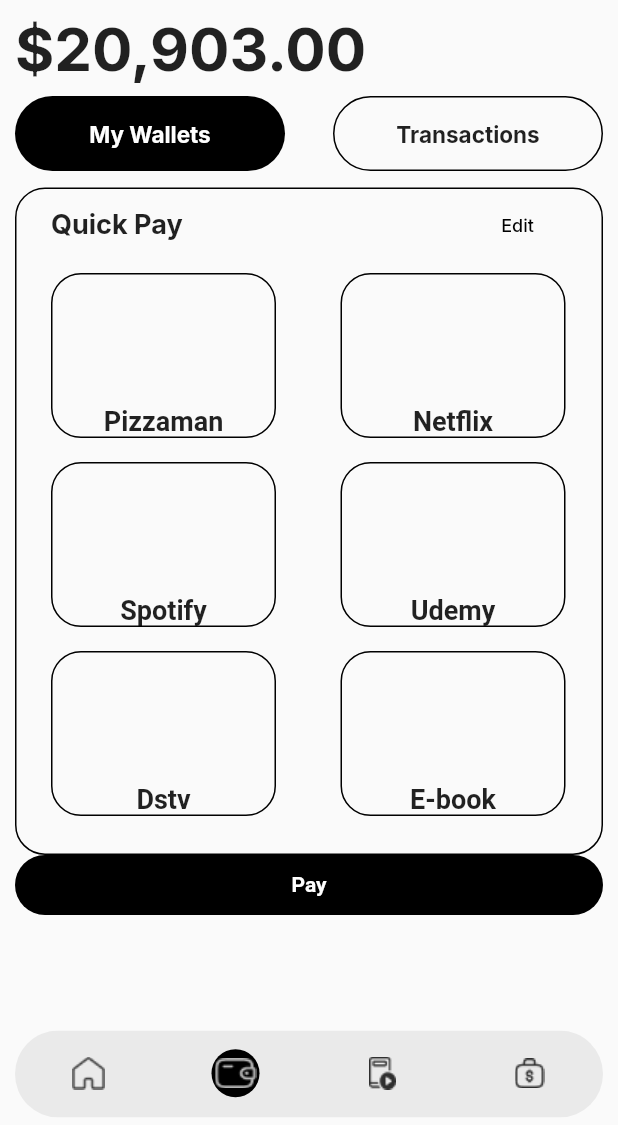
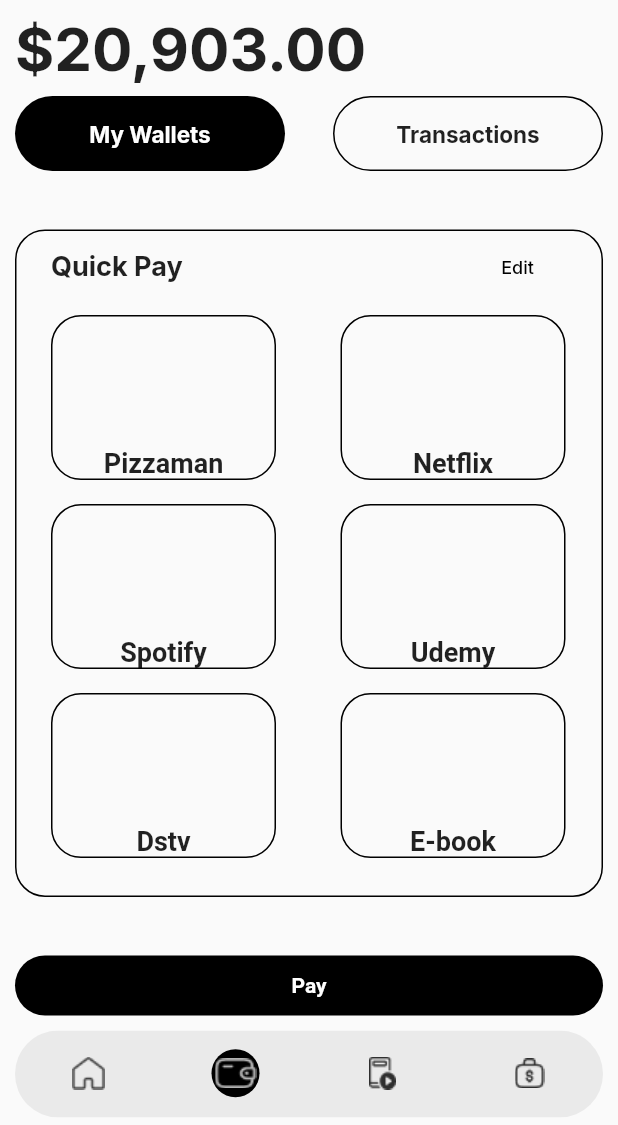
Before and after one commit to officiallykbk/StudentPay, a Flutter app: the screen it shows after launch, item 2 of the bottom bar chosen, on a phone screen of 412 x 824 dp, the part 111-1236 px from its top. Run offline on Flutter 3.47's test engine with Material 2 defaults, Android fonts, the phone set to English and light mode, and no system bars; our stand-ins replace flutter_svg, google_fonts.

Commit message:
fixed responsiveness

```diff
--- a/lib/screens/studentsPay_screen.dart
+++ b/lib/screens/studentsPay_screen.dart
@@ -125,9 +125,7 @@
                   ],
                 ),
               ),
-              const SizedBox(
-                height: 11,
-              ),
+              const Spacer(),
               Container(
                 height: height * 0.54,
                 width: width,
@@ -331,6 +329,7 @@
                   ]),
                 ),
               ),
+              const Spacer(),
               InkWell(
                 customBorder: const StadiumBorder(),
                 splashColor: Colors.grey,
```
Also changed, not shown: pubspec.lock.
